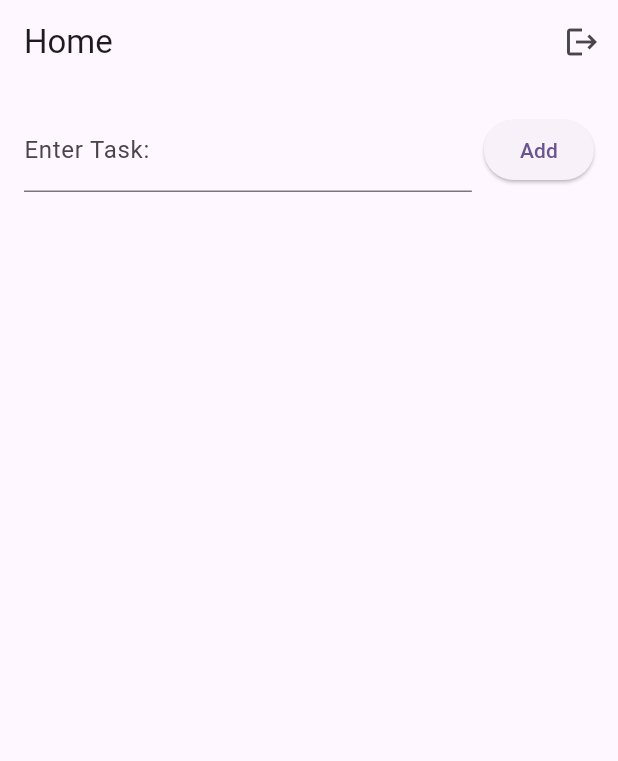
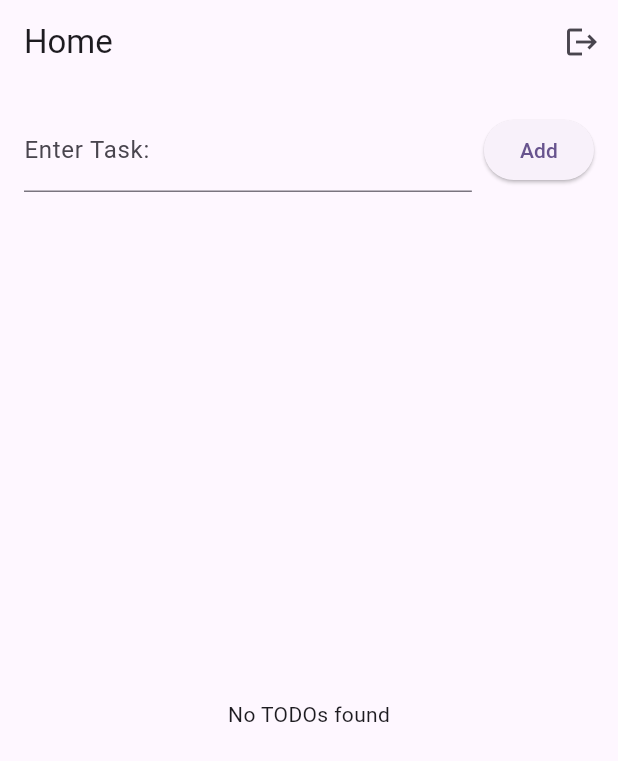
Before and after one commit to thanhhang1306/todo_spring_2025, a Flutter app: the screen it shows once a user with an empty profile is signed in, after a tap on "Add", on a phone screen of 412 x 824 dp. Shown: the top 761 px of the screen. Run offline on Flutter 3.47's test engine with Material 3 defaults, Android fonts, the light colour scheme and no system bars; our stand-ins replace cloud_firestore, firebase_auth, firebase_core, google_sign_in, sign_in_button; accounts and stored records are empty.

Commit message:
Read todo from Firebase

```diff
--- /dev/null
+++ b/lib/data/todo.dart
@@ -0,0 +1,30 @@
+import 'package:cloud_firestore/cloud_firestore.dart';
+
+class Todo {
+  final String text;
+  final String uid;
+  final DateTime createdAt;
+
+  Todo({
+    required this.text,
+    required this.uid,
+    required this.createdAt,
+  });
+
+  Map<String, dynamic> toSnapshot() {
+    return {
+      'text': text,
+      'uid': uid,
+      'createdAt': Timestamp.fromDate(createdAt),
+    };
+  }
+
+  factory Todo.fromSnapshot(DocumentSnapshot snapshot) {
+    final data = snapshot.data() as Map<String, dynamic>;
+    return Todo(
+      text: data['text'],
+      uid: data['uid'],
+      createdAt: (data['createdAt'] as Timestamp).toDate(),
+    );
+  }
+}
--- a/lib/home/home_screen.dart
+++ b/lib/home/home_screen.dart
@@ -1,6 +1,8 @@
 import 'package:cloud_firestore/cloud_firestore.dart';
 import 'package:firebase_auth/firebase_auth.dart';
 import 'package:flutter/material.dart';
+
+import '../data/todo.dart';
 
 class HomeScreen extends StatefulWidget {
   const HomeScreen({super.key});
@@ -18,8 +20,19 @@ class _HomeScreenState extends State<HomeScreen> {
     super.dispose();
   }
 
+  Future<List<Todo>> getTodosForUser(String userId) async {
+    final querySnapshot = await FirebaseFirestore.instance
+        .collection('todos')
+        .where('uid', isEqualTo: userId)
+        .get();
+
+    return querySnapshot.docs.map((doc) => Todo.fromSnapshot(doc)).toList();
+  }
+
   @override
   Widget build(BuildContext context) {
+    final user = FirebaseAuth.instance.currentUser;
+
     return Scaffold(
       appBar: AppBar(
         title: const Text('Home'),
@@ -34,7 +47,9 @@ class _HomeScreenState extends State<HomeScreen> {
       ),
       body: Padding(
         padding: const EdgeInsets.all(16.0),
-        child: Row(
+        child: Column(
+          children: [
+            Row(
               children: [
                 Expanded(
                   child: TextField(
@@ -48,7 +63,6 @@ class _HomeScreenState extends State<HomeScreen> {
                 const SizedBox(width: 8),
                 ElevatedButton(
                   onPressed: () async {
-                final user = FirebaseAuth.instance.currentUser;
                     if (user != null && _controller.text.isNotEmpty) {
                       await FirebaseFirestore.instance.collection('todos').add({
                         'text': _controller.text,
@@ -56,12 +70,41 @@ class _HomeScreenState extends State<HomeScreen> {
                         'uid': user.uid,
                       });
                       _controller.clear();
+                      setState(() {}); // Refresh the list
                     }
                   },
                   child: const Text('Add'),
                 ),
               ],
             ),
+            const SizedBox(height: 16),
+            Expanded(
+                child: FutureBuilder<List<Todo>>(
+              future: getTodosForUser(user?.uid ?? ''),
+              builder: (context, snapshot) {
+                if (snapshot.connectionState == ConnectionState.waiting) {
+                  return const Center(child: CircularProgressIndicator());
+                } else if (snapshot.hasError) {
+                  return const Center(child: Text('Error loading TODOs'));
+                } else if (!snapshot.hasData || snapshot.data!.isEmpty) {
+                  return const Center(child: Text('No TODOs found'));
+                } else {
+                  final todos = snapshot.data!;
+                  return ListView.builder(
+                    itemCount: todos.length,
+                    itemBuilder: (context, index) {
+                      final todo = todos[index];
+                      return ListTile(
+                        title: Text(todo.text),
+                        subtitle: Text(todo.createdAt.toString()),
+                      );
+                    },
+                  );
+                }
+              },
+            )),
+          ],
+        ),
       ),
     );
   }
```
Lines whose indentation alone changed are shown as unchanged.
